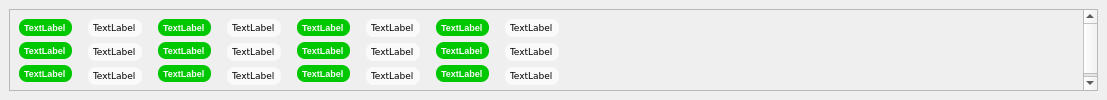
Old version of the form dockeffects.ui in the repository crocodile119/Laser-Studio.
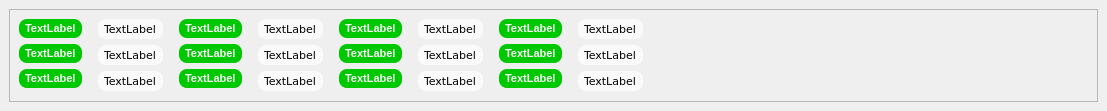
New version of the form.

```diff
--- a/dockeffects.ui
+++ b/dockeffects.ui
@@ -7,7 +7,7 @@
     <x>0</x>
     <y>0</y>
     <width>1107</width>
-    <height>100</height>
+    <height>111</height>
    </rect>
   </property>
   <property name="sizePolicy">
@@ -19,7 +19,7 @@
   <property name="minimumSize">
    <size>
     <width>89</width>
-    <height>100</height>
+    <height>111</height>
    </size>
   </property>
   <property name="maximumSize">
@@ -36,7 +36,7 @@
   </property>
   <property name="font">
    <font>
-    <pointsize>7</pointsize>
+    <pointsize>8</pointsize>
    </font>
   </property>
   <property name="styleSheet">
@@ -58,7 +58,7 @@
          <x>0</x>
          <y>0</y>
          <width>1070</width>
-         <height>92</height>
+         <height>95</height>
         </rect>
        </property>
        <layout class="QGridLayout" name="gridLayout">
@@ -68,7 +68,7 @@
            <widget class="QLabel" name="tCA_Label">
             <property name="font">
              <font>
-              <pointsize>7</pointsize>
+              <pointsize>8</pointsize>
               <weight>75</weight>
               <bold>true</bold>
              </font>
@@ -90,7 +90,7 @@
            <widget class="QLabel" name="tT1_Label">
             <property name="font">
              <font>
-              <pointsize>7</pointsize>
+              <pointsize>8</pointsize>
               <weight>75</weight>
               <bold>true</bold>
              </font>
@@ -112,7 +112,7 @@
            <widget class="QLabel" name="tRadiationLabel">
             <property name="font">
              <font>
-              <pointsize>7</pointsize>
+              <pointsize>8</pointsize>
               <weight>75</weight>
               <bold>true</bold>
              </font>
@@ -152,7 +152,7 @@
             <property name="font">
              <font>
               <family>Verdana</family>
-              <pointsize>7</pointsize>
+              <pointsize>8</pointsize>
              </font>
             </property>
             <property name="styleSheet">
@@ -173,7 +173,7 @@
             <property name="font">
              <font>
               <family>Verdana</family>
-              <pointsize>7</pointsize>
+              <pointsize>8</pointsize>
              </font>
             </property>
             <property name="styleSheet">
@@ -194,7 +194,7 @@
             <property name="font">
              <font>
               <family>Verdana</family>
-              <pointsize>7</pointsize>
+              <pointsize>8</pointsize>
              </font>
             </property>
             <property name="styleSheet">
@@ -231,7 +231,7 @@
            <widget class="QLabel" name="tCB_Label">
             <property name="font">
              <font>
-              <pointsize>7</pointsize>
+              <pointsize>8</pointsize>
               <weight>75</weight>
               <bold>true</bold>
              </font>
@@ -253,7 +253,7 @@
            <widget class="QLabel" name="tT2_Label">
             <property name="font">
              <font>
-              <pointsize>7</pointsize>
+              <pointsize>8</pointsize>
               <weight>75</weight>
               <bold>true</bold>
              </font>
@@ -275,7 +275,7 @@
            <widget class="QLabel" name="tEyeDamageLabel">
             <property name="font">
              <font>
-              <pointsize>7</pointsize>
+              <pointsize>8</pointsize>
               <weight>75</weight>
               <bold>true</bold>
              </font>
@@ -315,7 +315,7 @@
             <property name="font">
              <font>
               <family>Verdana</family>
-              <pointsize>7</pointsize>
+              <pointsize>8</pointsize>
              </font>
             </property>
             <property name="styleSheet">
@@ -336,7 +336,7 @@
             <property name="font">
              <font>
               <family>Verdana</family>
-              <pointsize>7</pointsize>
+              <pointsize>8</pointsize>
              </font>
             </property>
             <property name="styleSheet">
@@ -357,7 +357,7 @@
             <property name="font">
              <font>
               <family>Verdana</family>
-              <pointsize>7</pointsize>
+              <pointsize>8</pointsize>
              </font>
             </property>
             <property name="styleSheet">
@@ -394,7 +394,7 @@
            <widget class="QLabel" name="tCC_Label">
             <property name="font">
              <font>
-              <pointsize>7</pointsize>
+              <pointsize>8</pointsize>
               <weight>75</weight>
               <bold>true</bold>
              </font>
@@ -416,7 +416,7 @@
            <widget class="QLabel" name="tGammaLabel">
             <property name="font">
              <font>
-              <pointsize>7</pointsize>
+              <pointsize>8</pointsize>
               <weight>75</weight>
               <bold>true</bold>
              </font>
@@ -438,7 +438,7 @@
            <widget class="QLabel" name="tSkinDamageLabel">
             <property name="font">
              <font>
-              <pointsize>7</pointsize>
+              <pointsize>8</pointsize>
               <weight>75</weight>
               <bold>true</bold>
              </font>
@@ -478,7 +478,7 @@
             <property name="font">
              <font>
               <family>Verdana</family>
-              <pointsize>7</pointsize>
+              <pointsize>8</pointsize>
              </font>
             </property>
             <property name="styleSheet">
@@ -499,7 +499,7 @@
             <property name="font">
              <font>
               <family>Verdana</family>
-              <pointsize>7</pointsize>
+              <pointsize>8</pointsize>
              </font>
             </property>
             <property name="styleSheet">
@@ -520,7 +520,7 @@
             <property name="font">
              <font>
               <family>Verdana</family>
-              <pointsize>7</pointsize>
+              <pointsize>8</pointsize>
              </font>
             </property>
             <property name="styleSheet">
@@ -557,7 +557,7 @@
            <widget class="QLabel" name="tCE_Label">
             <property name="font">
              <font>
-              <pointsize>7</pointsize>
+              <pointsize>8</pointsize>
               <weight>75</weight>
               <bold>true</bold>
              </font>
@@ -579,7 +579,7 @@
            <widget class="QLabel" name="tNoteLabel">
             <property name="font">
              <font>
-              <pointsize>7</pointsize>
+              <pointsize>8</pointsize>
               <weight>75</weight>
               <bold>true</bold>
              </font>
@@ -601,7 +601,7 @@
            <widget class="QLabel" name="tTminLabel">
             <property name="font">
              <font>
-              <pointsize>7</pointsize>
+              <pointsize>8</pointsize>
               <weight>75</weight>
               <bold>true</bold>
              </font>
@@ -641,7 +641,7 @@
             <property name="font">
              <font>
               <family>Verdana</family>
-              <pointsize>7</pointsize>
+              <pointsize>8</pointsize>
              </font>
             </property>
             <property name="styleSheet">
@@ -662,7 +662,7 @@
             <property name="font">
              <font>
               <family>Verdana</family>
-              <pointsize>7</pointsize>
+              <pointsize>8</pointsize>
              </font>
             </property>
             <property name="styleSheet">
@@ -683,7 +683,7 @@
             <property name="font">
              <font>
               <family>Verdana</family>
-              <pointsize>7</pointsize>
+              <pointsize>8</pointsize>
              </font>
             </property>
             <property name="styleSheet">
```
